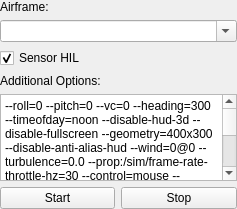
Before: the Qt Designer form src/ui/QGCHilFlightGearConfiguration.ui in mavlink/qgroundcontrol, drawn with Qt 5.
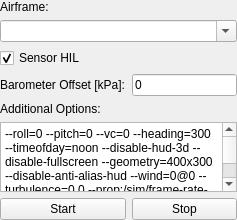
After: the same form once the commit is applied.

Commit message: flightgear: add configurable barometer offset

The edit to the form file:
```diff
--- a/src/ui/QGCHilFlightGearConfiguration.ui
+++ b/src/ui/QGCHilFlightGearConfiguration.ui
@@ -32,13 +32,6 @@
    <property name="spacing">
     <number>6</number>
    </property>
-   <item row="0" column="0">
-    <widget class="QLabel" name="aircraftPlaintextInfoLabel">
-     <property name="text">
-      <string>Airframe:</string>
-     </property>
-    </widget>
-   </item>
    <item row="1" column="0" colspan="2">
     <widget class="QComboBox" name="aircraftComboBox">
      <property name="sizePolicy">
@@ -52,14 +45,21 @@
      </property>
     </widget>
    </item>
-   <item row="3" column="0">
+   <item row="4" column="0">
     <widget class="QLabel" name="optionsLabel">
      <property name="text">
       <string>&lt;html&gt;&lt;head/&gt;&lt;body&gt;&lt;p&gt;Additional Options:&lt;/p&gt;&lt;/body&gt;&lt;/html&gt;</string>
      </property>
     </widget>
    </item>
-   <item row="4" column="0" colspan="2">
+   <item row="0" column="0">
+    <widget class="QLabel" name="aircraftPlaintextInfoLabel">
+     <property name="text">
+      <string>Airframe:</string>
+     </property>
+    </widget>
+   </item>
+   <item row="5" column="0" colspan="2">
     <widget class="QPlainTextEdit" name="optionsPlainTextEdit">
      <property name="sizePolicy">
       <sizepolicy hsizetype="Preferred" vsizetype="Preferred">
@@ -72,7 +72,7 @@
      </property>
     </widget>
    </item>
-   <item row="6" column="0">
+   <item row="7" column="0">
     <widget class="QPushButton" name="startButton">
      <property name="sizePolicy">
       <sizepolicy hsizetype="Minimum" vsizetype="Fixed">
@@ -85,7 +85,7 @@
      </property>
     </widget>
    </item>
-   <item row="6" column="1">
+   <item row="7" column="1">
     <widget class="QPushButton" name="stopButton">
      <property name="text">
       <string>Stop</string>
@@ -102,6 +102,20 @@
      </property>
     </widget>
    </item>
+   <item row="3" column="0">
+    <widget class="QLabel" name="barometerOffsetLabel">
+     <property name="text">
+      <string>Barometer Offset [kPa]:</string>
+     </property>
+    </widget>
+   </item>
+   <item row="3" column="1">
+    <widget class="QLineEdit" name="barometerOffsetLineEdit">
+     <property name="text">
+      <string>0</string>
+     </property>
+    </widget>
+   </item>
   </layout>
  </widget>
  <resources/>
```
The commit also changes 7 other files.
